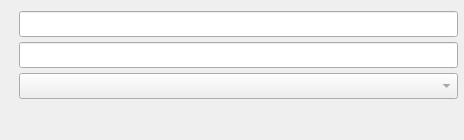
Old version of the form Ui/dlg_add.ui in the repository robinpalat/idiomindQt.
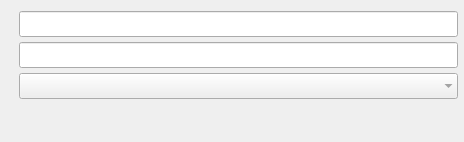
New version of the form. Icons and pictures are not drawn.

What changed in the file:
```diff
--- a/Ui/dlg_add.ui
+++ b/Ui/dlg_add.ui
@@ -7,7 +7,7 @@
     <x>0</x>
     <y>0</y>
     <width>464</width>
-    <height>140</height>
+    <height>142</height>
    </rect>
   </property>
   <property name="minimumSize">
@@ -129,8 +129,10 @@
            </size>
           </property>
           <property name="styleSheet">
-           <string notr="true">color: rgb(74, 74, 74);
-color: rgb(123, 123, 123);</string>
+           <string notr="true">color: rgb(115, 115, 115);</string>
+          </property>
+          <property name="frame">
+           <bool>false</bool>
           </property>
          </widget>
         </item>
@@ -141,6 +143,12 @@
    </item>
    <item>
     <layout class="QHBoxLayout" name="horizontalLayout">
+     <property name="rightMargin">
+      <number>6</number>
+     </property>
+     <property name="bottomMargin">
+      <number>6</number>
+     </property>
      <item>
       <spacer name="horizontalSpacer">
        <property name="orientation">
@@ -158,7 +166,7 @@
       <widget class="QPushButton" name="pushButton_srce">
        <property name="minimumSize">
         <size>
-         <width>25</width>
+         <width>40</width>
          <height>0</height>
         </size>
        </property>
@@ -183,7 +191,7 @@
       <widget class="QPushButton" name="pushButton_clip">
        <property name="minimumSize">
         <size>
-         <width>25</width>
+         <width>40</width>
          <height>0</height>
         </size>
        </property>
@@ -208,7 +216,7 @@
       <widget class="QPushButton" name="pushButton_image">
        <property name="minimumSize">
         <size>
-         <width>25</width>
+         <width>40</width>
          <height>0</height>
         </size>
        </property>
@@ -233,7 +241,7 @@
       <widget class="QPushButton" name="pushButton_audio">
        <property name="minimumSize">
         <size>
-         <width>25</width>
+         <width>40</width>
          <height>0</height>
         </size>
        </property>
@@ -258,7 +266,7 @@
       <widget class="QPushButton" name="pushButton_list">
        <property name="minimumSize">
         <size>
-         <width>25</width>
+         <width>40</width>
          <height>0</height>
         </size>
        </property>
@@ -283,7 +291,7 @@
       <widget class="QPushButton" name="pushButton_more">
        <property name="minimumSize">
         <size>
-         <width>25</width>
+         <width>40</width>
          <height>0</height>
         </size>
        </property>
@@ -308,7 +316,7 @@
       <widget class="QPushButton" name="pushButton_add">
        <property name="minimumSize">
         <size>
-         <width>80</width>
+         <width>40</width>
          <height>0</height>
         </size>
        </property>
```
